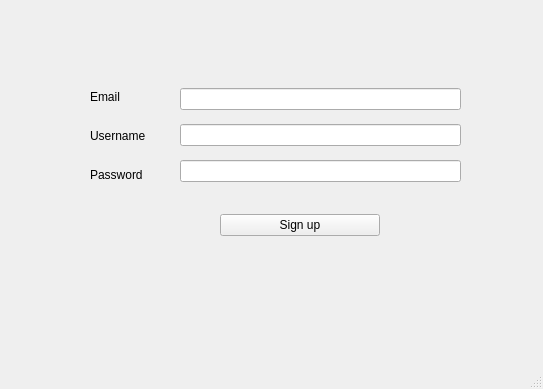
Old version of the form Ui_Folder/SignUp_332.ui in the repository Chuezhang2278/Foodies.
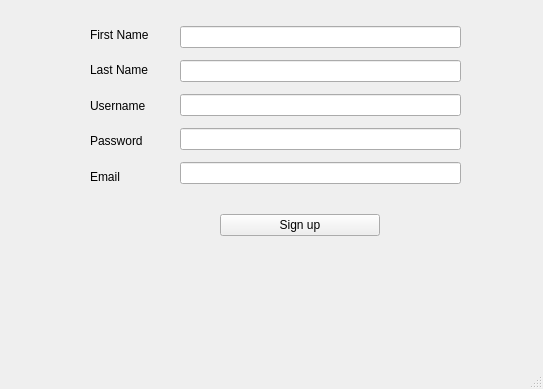
New version of the form.

Diff of the .ui file:
```diff
--- a/Ui_Folder/SignUp_332.ui
+++ b/Ui_Folder/SignUp_332.ui
@@ -18,39 +18,52 @@
     <property name="geometry">
      <rect>
       <x>180</x>
-      <y>80</y>
+      <y>20</y>
       <width>281</width>
-      <height>111</height>
+      <height>171</height>
      </rect>
     </property>
     <layout class="QVBoxLayout" name="verticalLayout_2">
      <item>
       <widget class="QLineEdit" name="email_lineEdit"/>
      </item>
+     <item>
+      <widget class="QLineEdit" name="lineEdit"/>
+     </item>
      <item>
       <widget class="QLineEdit" name="user_lineEdit"/>
      </item>
      <item>
       <widget class="QLineEdit" name="password_lineEdit"/>
      </item>
+     <item>
+      <widget class="QLineEdit" name="lineEdit_2"/>
+     </item>
     </layout>
    </widget>
    <widget class="QWidget" name="verticalLayoutWidget_3">
     <property name="geometry">
      <rect>
       <x>90</x>
-      <y>80</y>
+      <y>20</y>
       <width>81</width>
-      <height>111</height>
+      <height>171</height>
      </rect>
     </property>
     <layout class="QVBoxLayout" name="verticalLayout_3">
      <item>
       <layout class="QVBoxLayout" name="verticalLayout">
        <item>
-        <widget class="QLabel" name="label_3">
+        <widget class="QLabel" name="label_5">
          <property name="text">
-          <string>Email</string>
+          <string>First Name</string>
+         </property>
+        </widget>
+       </item>
+       <item>
+        <widget class="QLabel" name="label_4">
+         <property name="text">
+          <string>Last Name</string>
          </property>
         </widget>
        </item>
@@ -61,13 +74,20 @@
          </property>
         </widget>
        </item>
-       <item alignment="Qt::AlignLeft">
+       <item>
         <widget class="QLabel" name="label_2">
          <property name="text">
           <string>Password</string>
          </property>
         </widget>
        </item>
+       <item>
+        <widget class="QLabel" name="label_3">
+         <property name="text">
+          <string>Email</string>
+         </property>
+        </widget>
+       </item>
       </layout>
      </item>
     </layout>
```
